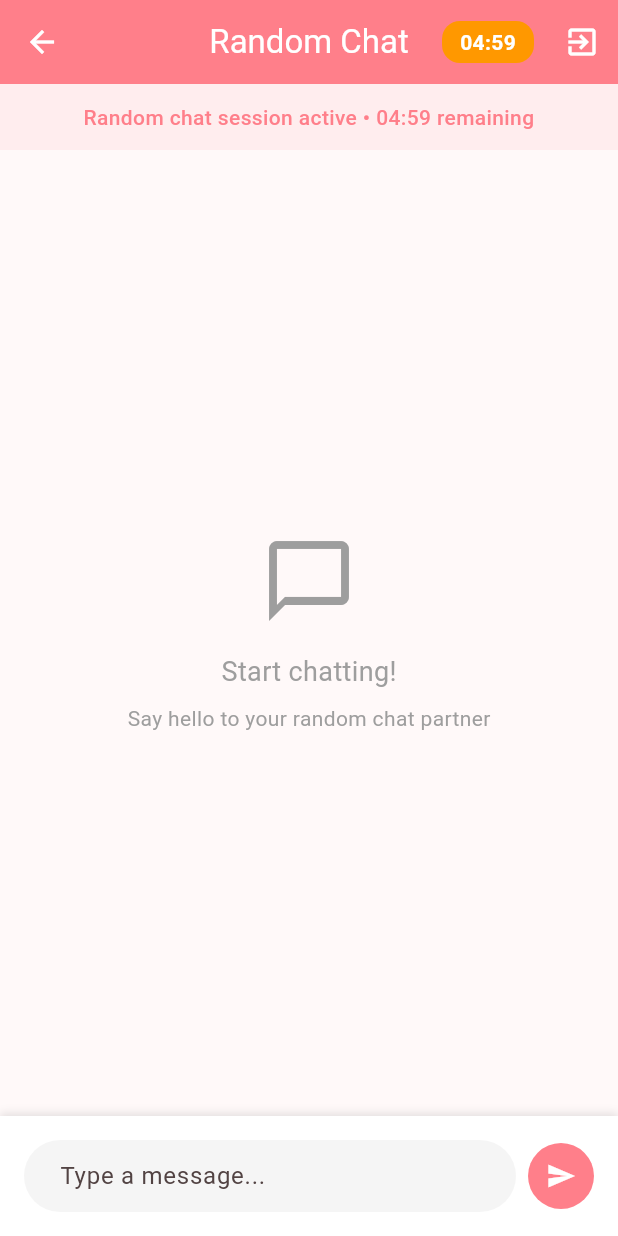
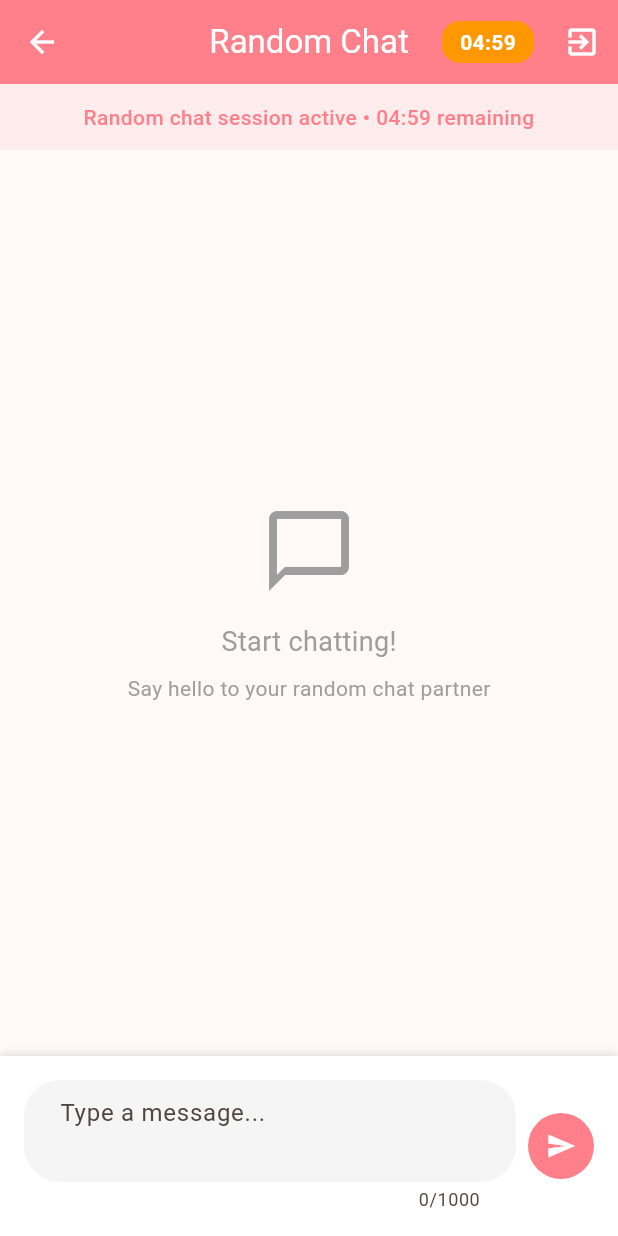
Before and after one commit to Aymanquad/Blabinn-Frontend, a Flutter app: the RandomChatScreen screen opened directly with empty values, on a phone screen of 412 x 824 dp. Run offline on Flutter 3.47's test engine with Material 3 defaults, Android fonts, the phone set to English and light mode, and no system bars; our stand-ins replace device_info_plus, firebase_auth, firebase_core, firebase_messaging, flutter_local_notifications, google_sign_in and 5 more; missing offline and left inert: screen_protector; accounts and stored records are empty; network calls fail.

Commit message:
Text limit set and text bar

```diff
--- a/lib/screens/random_chat_screen.dart
+++ b/lib/screens/random_chat_screen.dart
@@ -1,4 +1,5 @@
 import 'package:flutter/material.dart';
+import 'package:flutter/services.dart';
 import '../core/constants.dart';
 import '../services/socket_service.dart';
 import '../services/api_service.dart';
@@ -517,7 +518,10 @@ class _RandomChatScreenState extends State<RandomChatScreen> {
               child: Row(
                 children: [
                   Expanded(
-                    child: TextField(
+                    child: Column(
+                      mainAxisSize: MainAxisSize.min,
+                      children: [
+                        TextField(
                           controller: _messageController,
                           decoration: InputDecoration(
                             hintText: 'Type a message...',
@@ -533,9 +537,41 @@ class _RandomChatScreenState extends State<RandomChatScreen> {
                               horizontal: 20,
                               vertical: 10,
                             ),
+                            suffixIcon: _messageController.text.length > 900
+                                ? Icon(
+                                    Icons.warning,
+                                    color:
+                                        _messageController.text.length >= 1000
+                                            ? Colors.red
+                                            : Colors.orange,
+                                    size: 16,
+                                  )
+                                : null,
                           ),
+                          onChanged: (value) {
+                            setState(() {});
+                          },
                           onSubmitted: (_) => _sendMessage(),
                           textInputAction: TextInputAction.send,
+                          maxLines: 2, // Reduced from 4 to 2 for shorter height
+                          maxLength: 1000,
+                          maxLengthEnforcement: MaxLengthEnforcement.enforced,
+                        ),
+                        if (_messageController.text.length > 900)
+                          Padding(
+                            padding: const EdgeInsets.only(top: 4, left: 16),
+                            child: Text(
+                              '${_messageController.text.length}/1000',
+                              style: TextStyle(
+                                fontSize: 12,
+                                color: _messageController.text.length >= 1000
+                                    ? Colors.red
+                                    : Colors.orange,
+                                fontWeight: FontWeight.w500,
+                              ),
+                            ),
+                          ),
+                      ],
                     ),
                   ),
                   const SizedBox(width: 8),
```
Also changed, not shown: lib/screens/chat_screen.dart (+37 -3 lines). Lines whose indentation alone changed are shown as unchanged.
